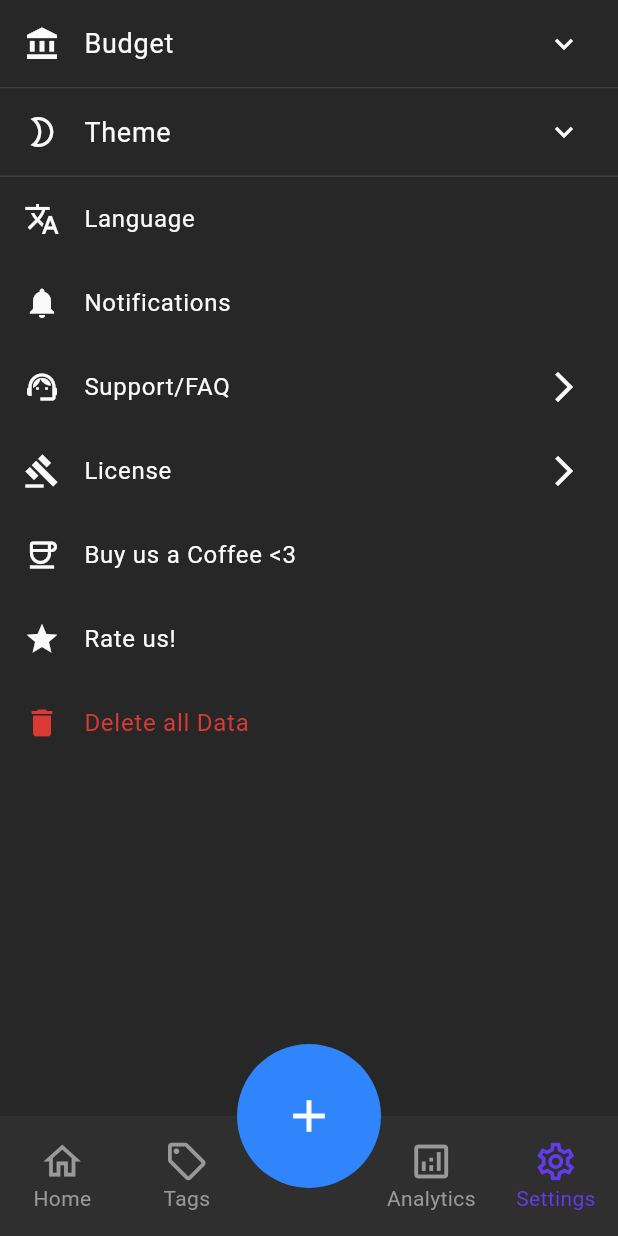
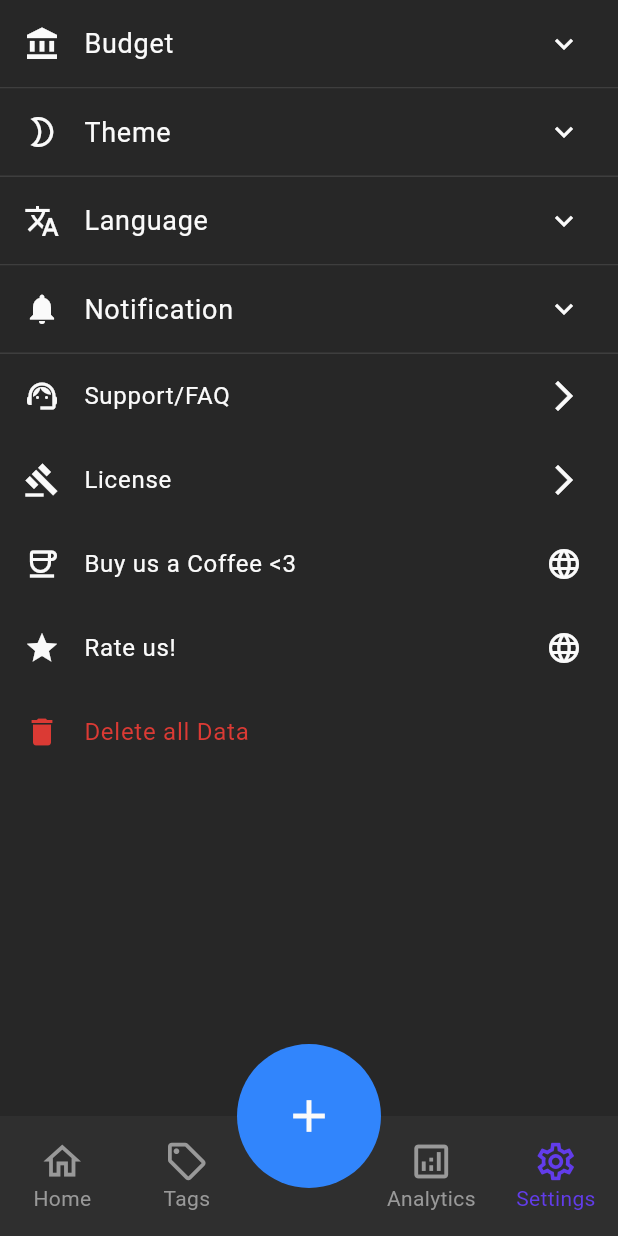
Before and after one commit to GolemT/Flutter_FinanceTracker, a Flutter app: the SettingsScreen screen opened by its route, on a phone screen of 412 x 824 dp. Run offline on Flutter 3.47's test engine with Material 3 defaults, Android fonts, the phone set to English and light mode, and no system bars; our stand-ins replace fl_chart, multi_select_flutter, pie_chart, shared_preferences; missing offline and left inert: easy_url_launcher; accounts and stored records are empty.

Commit message:
finish barebones + add TODOs

```diff
--- a/lib/screens/settings_screen.dart
+++ b/lib/screens/settings_screen.dart
@@ -19,6 +19,7 @@ class SettingsScreen extends StatefulWidget {
 
 class SettingsScreenState extends State<SettingsScreen> {
   final String patreon = 'https://www.patreon.com/NexusCode';
+  // TODO: Add App Store URL
   final String appStore = "";
   late SharedPreferences prefs;
   bool? _themeGroupValue;
@@ -227,13 +228,65 @@ class SettingsScreenState extends State<SettingsScreen> {
               ],
             ),
           ),
-          ListTile(
-            title: Text('Language', style: TextStyle(color: nexusColor.text)),
-            leading: Icon(Icons.translate, color: nexusColor.text,),
+          // TODO: Implement Languages
+          Container(
+            decoration: BoxDecoration(
+              color: nexusColor.background,
+              border: Border(
+                bottom: BorderSide(
+                  color: nexusColor.inputs,
+                  style: BorderStyle.solid,
+                  strokeAlign: BorderSide.strokeAlignInside,
+                ),
+              ),
+            ),
+            child: ExpansionTile(
+              iconColor: nexusColor.text,
+              collapsedIconColor: nexusColor.text,
+              title: Text('Language', style: TextStyle(color: nexusColor.text, fontSize: 18.0)),
+              leading: Icon(Icons.translate, color: nexusColor.text,),
+              children: <Widget>[
+                Padding(
+                  padding: const EdgeInsets.all(16.0),
+                  child: Column(
+                    crossAxisAlignment: CrossAxisAlignment.start,
+                    children: <Widget>[
+                      Text('Language Selector', style: TextStyle(color: nexusColor.text, fontSize: 16.0)),
+                    ],
+                  ),
+                ),
+              ],
+            ),
           ),
-          ListTile(
-            title: Text('Notifications', style: TextStyle(color: nexusColor.text)),
-            leading: Icon(Icons.notifications, color: nexusColor.text,),
+          // TODO: Implement Notification
+          Container(
+            decoration: BoxDecoration(
+              color: nexusColor.background,
+              border: Border(
+                bottom: BorderSide(
+                  color: nexusColor.inputs,
+                  style: BorderStyle.solid,
+                  strokeAlign: BorderSide.strokeAlignInside,
+                ),
+              ),
+            ),
+            child: ExpansionTile(
+              iconColor: nexusColor.text,
+              collapsedIconColor: nexusColor.text,
+              title: Text('Notification', style: TextStyle(color: nexusColor.text, fontSize: 18.0)),
+              leading: Icon(Icons.notifications, color: nexusColor.text,),
+              children: <Widget>[
+                Padding(
+                  padding: const EdgeInsets.all(16.0),
+                  child: Column(
+                    crossAxisAlignment: CrossAxisAlignment.start,
+                    children: <Widget>[
+                      Text('Notification Selector', style: TextStyle(color: nexusColor.text, fontSize: 16.0)),
+                    ],
+                  ),
+                ),
+              ],
+            ),
           ),
           ListTile(
             title: Text('Support/FAQ', style: TextStyle(color: nexusColor.text)),
@@ -260,6 +313,7 @@ class SettingsScreenState extends State<SettingsScreen> {
           ListTile(
             title: Text('Buy us a Coffee <3', style: TextStyle(color: nexusColor.text)),
             leading: Icon(Icons.coffee_outlined, color: nexusColor.text,),
+            trailing: Icon(Icons.language, color: nexusColor.text),
             onTap: () async {
               await EasyLauncher.url(url: patreon);
             },
@@ -267,6 +321,7 @@ class SettingsScreenState extends State<SettingsScreen> {
           ListTile(
             title: Text('Rate us!', style: TextStyle(color: nexusColor.text)),
             leading: Icon(Icons.star, color: nexusColor.text,),
+            trailing: Icon(Icons.language, color: nexusColor.text),
             onTap: () async {
               await EasyLauncher.url(url: appStore);
             },
--- a/lib/screens/settings_subscreens/support.dart
+++ b/lib/screens/settings_subscreens/support.dart
@@ -1,6 +1,8 @@
 import 'package:easy_url_launcher/easy_url_launcher.dart';
 import 'package:flutter/material.dart';
 import 'package:finance_tracker/assets/color_palette.dart';
+
+// TODO: Add support/FAQ questions and answers
 
 class SupportScreen extends StatelessWidget {
 
```
